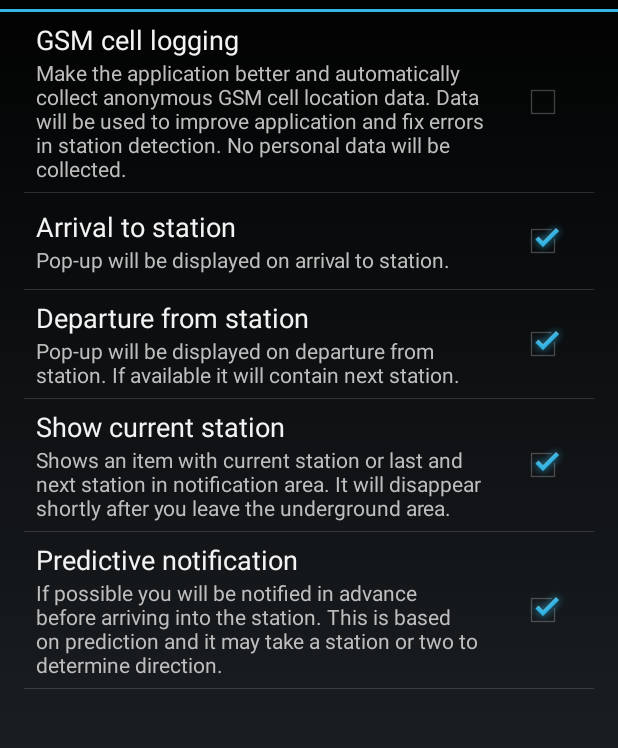
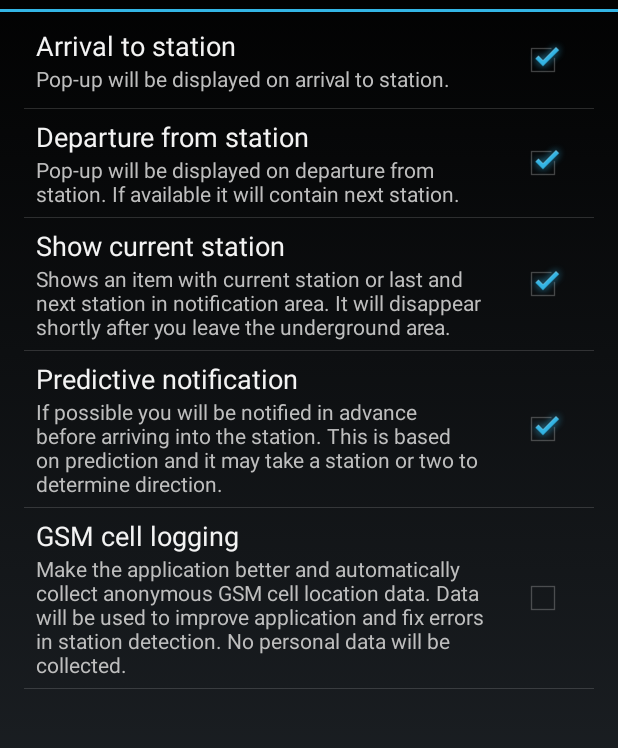
Before and after one commit to pr0chz/metrostation, an Android app: the screen it shows after launch (SettingsActivity), on a phone screen of 412 x 824 dp, the part 60-808 px from its top. Run offline under Robolectric (Android 15) with nearby library versions, the phone set to English and light mode, and no system bars; libraries missing offline, so code that uses them is left out: net.jcip.annotations.

Commit message:
Moved GSM logging settings to the bottom

```diff
--- a/AndroidApp/src/main/res/xml/notification_settings.xml
+++ b/AndroidApp/src/main/res/xml/notification_settings.xml
@@ -2,12 +2,6 @@
 
 <PreferenceScreen xmlns:android="http://schemas.android.com/apk/res/android"
         android:title="MetroStation">
-
-    <CheckBoxPreference
-            android:key="cell_logging"
-            android:title="@string/pref_cell_logging_title"
-            android:summary="@string/pref_cell_logging_desc"
-            android:defaultValue="false"/>
 
     <CheckBoxPreference
             android:key="toast_on_arrival"
@@ -33,4 +27,10 @@
             android:summary="@string/pref_station_predictions_desc"
             android:defaultValue="true" />
 
+    <CheckBoxPreference
+            android:key="cell_logging"
+            android:title="@string/pref_cell_logging_title"
+            android:summary="@string/pref_cell_logging_desc"
+            android:defaultValue="false"/>
+
 </PreferenceScreen>
```
